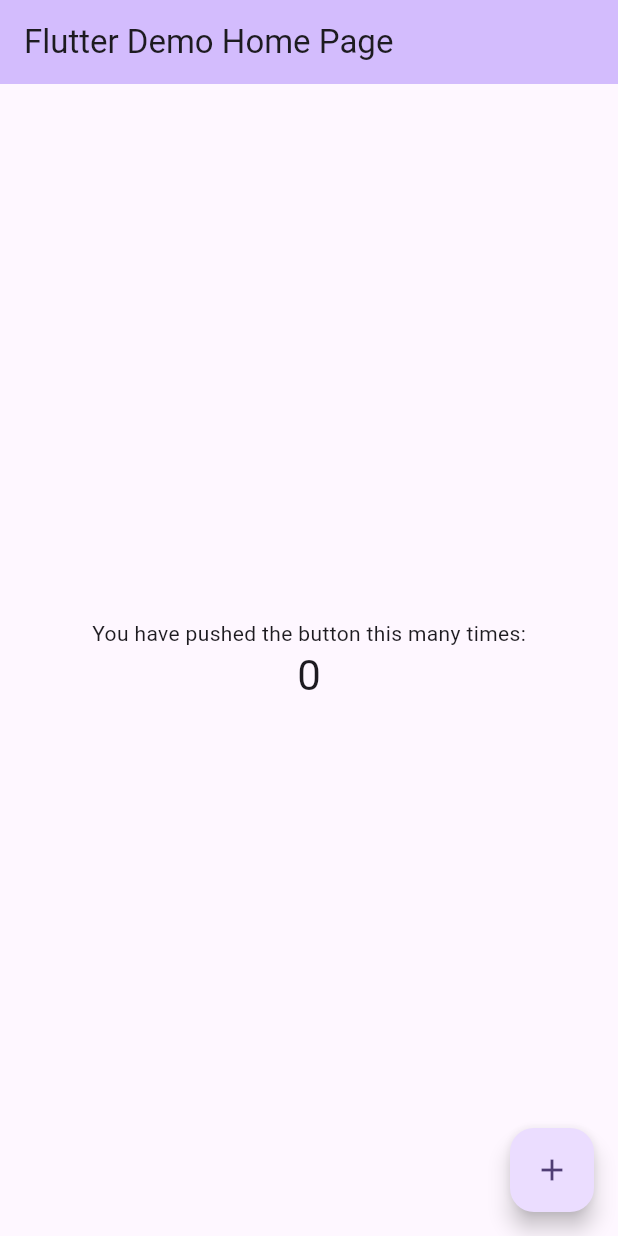
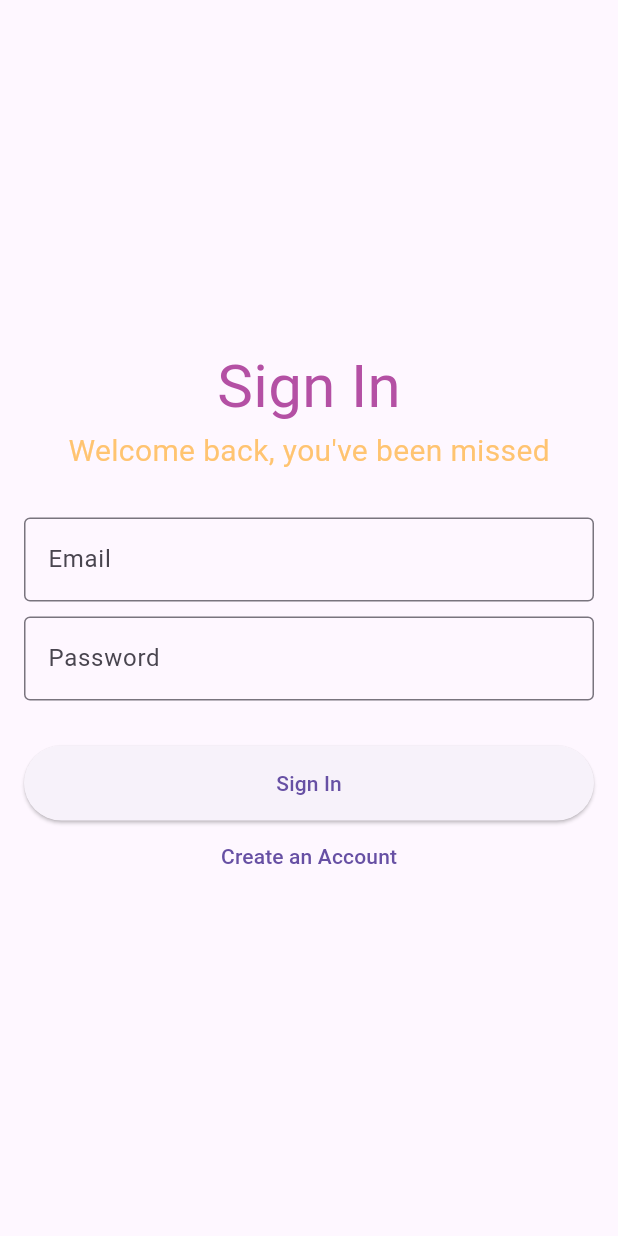
Before and after one commit to maheshbvv/maverickauth, a Flutter app: the screen it shows after launch, on a phone screen of 412 x 824 dp. Run offline on Flutter 3.47's test engine with Material 3 defaults, Android fonts, the phone set to English and light mode, and no system bars.

Commit message:
MaverickAuthForm-UI

```diff
--- /dev/null
+++ b/lib/components/auth_form.dart
@@ -0,0 +1,155 @@
+import 'package:flutter/material.dart';
+
+class MaverickAuthForm extends StatefulWidget {
+  const MaverickAuthForm({super.key});
+
+  @override
+  State<MaverickAuthForm> createState() => MaverickAuthFormState();
+}
+
+class MaverickAuthFormState extends State<MaverickAuthForm> {
+  @override
+  Widget build(BuildContext context) {
+    TextEditingController firstName = TextEditingController();
+    TextEditingController lastName = TextEditingController();
+    TextEditingController email = TextEditingController();
+    TextEditingController password = TextEditingController();
+    TextEditingController confirmPassword = TextEditingController();
+    bool onlyOnSignUp = false;
+
+    @override
+    @override
+    void initState() {
+      super.initState();
+      onlyOnSignUp = false;
+    }
+
+    return Scaffold(
+      body: Center(
+        child: SingleChildScrollView(
+          child: SizedBox(
+            width: 380,
+            child: Column(
+              mainAxisAlignment: MainAxisAlignment.center,
+              children: [
+                Visibility(
+                  visible: !onlyOnSignUp,
+                  child: Text(
+                    'Sign In',
+                    style: TextStyle(
+                        fontSize: 40,
+                        color:
+                            Theme.of(context).colorScheme.primary.withRed(180)),
+                  ),
+                ),
+                Visibility(
+                  visible: !onlyOnSignUp,
+                  child: Text(
+                    'Welcome back, you\'ve been missed',
+                    style: TextStyle(
+                        fontSize: 20,
+                        color: Theme.of(context).primaryColor.withOpacity(0.8)),
+                  ),
+                ),
+                Visibility(
+                  visible: onlyOnSignUp,
+                  child: Text(
+                    'Sign Up',
+                    style: TextStyle(
+                        fontSize: 40,
+                        color:
+                            Theme.of(context).colorScheme.primary.withRed(180)),
+                  ),
+                ),
+                Visibility(
+                  visible: onlyOnSignUp,
+                  child: Text(
+                    'Create your free account',
+                    style: TextStyle(
+                        fontSize: 20,
+                        color: Theme.of(context).primaryColor.withOpacity(0.8)),
+                  ),
+                ),
+                const SizedBox(
+                  height: 10,
+                ),
+                Visibility(
+                  visible: onlyOnSignUp,
+                  child: TextField(
+                    controller: firstName,
+                    decoration: const InputDecoration(
+                        border: OutlineInputBorder(),
+                        label: Text('First Name')),
+                  ),
+                ),
+                const SizedBox(height: 10),
+                Visibility(
+                  visible: onlyOnSignUp,
+                  child: TextField(
+                    controller: lastName,
+                    decoration: const InputDecoration(
+                        border: OutlineInputBorder(), label: Text('Last Name')),
+                  ),
+                ),
+                const SizedBox(height: 10),
+                TextField(
+                  controller: email,
+                  decoration: const InputDecoration(
+                      border: OutlineInputBorder(), label: Text('Email')),
+                ),
+                const SizedBox(height: 10),
+                TextField(
+                  controller: password,
+                  decoration: const InputDecoration(
+                      border: OutlineInputBorder(), label: Text('Password')),
+                ),
+                const SizedBox(height: 10),
+                Visibility(
+                  visible: onlyOnSignUp,
+                  child: TextField(
+                    controller: confirmPassword,
+                    decoration: const InputDecoration(
+                        border: OutlineInputBorder(),
+                        label: Text('Confirm Password')),
+                  ),
+                ),
+                const SizedBox(height: 10),
+                Visibility(
+                  visible: onlyOnSignUp,
+                  child: ElevatedButton(
+                    onPressed: () {},
+                    style: ElevatedButton.styleFrom(
+                      fixedSize: const Size(380, 50),
+                    ),
+                    child: const Text('Sign Up'),
+                  ),
+                ),
+                const SizedBox(height: 10),
+                Visibility(
+                  visible: !onlyOnSignUp,
+                  child: ElevatedButton(
+                    onPressed: () {},
+                    style: ElevatedButton.styleFrom(
+                      fixedSize: const Size(380, 50),
+                    ),
+                    child: const Text('Sign In'),
+                  ),
+                ),
+                TextButton(
+                  onPressed: () {
+                    setState(() {
+                      onlyOnSignUp = !onlyOnSignUp;
+                    });
+                  },
+                  child: onlyOnSignUp
+                      ? const Text('Already have an account? Sign In')
+                      : const Text('Create an Account'),
+                ),
+              ],
+            ),
+          ),
+        ),
+      ),
+    );
+  }
+}
--- /dev/null
+++ b/lib/cosmetics/theme.dart
@@ -0,0 +1,11 @@
+import 'package:flutter/material.dart';
+
+ThemeData lightTheme = ThemeData(
+  primarySwatch: Colors.orange,
+  primaryColor: Colors.orange.shade300,
+);
+
+ThemeData darkTheme = ThemeData(
+  primarySwatch: Colors.orange,
+  primaryColor: Colors.orange.shade900,
+);
--- a/lib/main.dart
+++ b/lib/main.dart
@@ -1,125 +1,28 @@
 import 'package:flutter/material.dart';
+import 'package:maverickauth/components/auth_form.dart';
+import 'package:maverickauth/cosmetics/theme.dart';
 
 void main() {
   runApp(const MyApp());
 }
 
-class MyApp extends StatelessWidget {
+class MyApp extends StatefulWidget {
   const MyApp({super.key});
 
-  // This widget is the root of your application.
+  @override
+  State<MyApp> createState() => _MyAppState();
+}
+
+class _MyAppState extends State<MyApp> {
   @override
   Widget build(BuildContext context) {
     return MaterialApp(
-      title: 'Flutter Demo',
-      theme: ThemeData(
-        // This is the theme of your application.
-        //
-        // TRY THIS: Try running your application with "flutter run". You'll see
-        // the application has a blue toolbar. Then, without quitting the app,
-        // try changing the seedColor in the colorScheme below to Colors.green
-        // and then invoke "hot reload" (save your changes or press the "hot
-        // reload" button in a Flutter-supported IDE, or press "r" if you used
-        // the command line to start the app).
-        //
-        // Notice that the counter didn't reset back to zero; the application
-        // state is not lost during the reload. To reset the state, use hot
-        // restart instead.
-        //
-        // This works for code too, not just values: Most code changes can be
-        // tested with just a hot reload.
-        colorScheme: ColorScheme.fromSeed(seedColor: Colors.deepPurple),
-        useMaterial3: true,
+      debugShowCheckedModeBanner: false,
+      theme: lightTheme,
+      darkTheme: darkTheme,
+      home: const Scaffold(
+        body: MaverickAuthForm(),
       ),
-      home: const MyHomePage(title: 'Flutter Demo Home Page'),
     );
   }
 }
-
-class MyHomePage extends StatefulWidget {
-  const MyHomePage({super.key, required this.title});
-
-  // This widget is the home page of your application. It is stateful, meaning
-  // that it has a State object (defined below) that contains fields that affect
-  // how it looks.
-
-  // This class is the configuration for the state. It holds the values (in this
-  // case the title) provided by the parent (in this case the App widget) and
-  // used by the build method of the State. Fields in a Widget subclass are
-  // always marked "final".
-
-  final String title;
-
-  @override
-  State<MyHomePage> createState() => _MyHomePageState();
-}
-
-class _MyHomePageState extends State<MyHomePage> {
-  int _counter = 0;
-
-  void _incrementCounter() {
-    setState(() {
-      // This call to setState tells the Flutter framework that something has
-      // changed in this State, which causes it to rerun the build method below
-      // so that the display can reflect the updated values. If we changed
-      // _counter without calling setState(), then the build method would not be
-      // called again, and so nothing would appear to happen.
-      _counter++;
-    });
-  }
-
-  @override
-  Widget build(BuildContext context) {
-    // This method is rerun every time setState is called, for instance as done
-    // by the _incrementCounter method above.
-    //
-    // The Flutter framework has been optimized to make rerunning build methods
-    // fast, so that you can just rebuild anything that needs updating rather
-    // than having to individually change instances of widgets.
-    return Scaffold(
-      appBar: AppBar(
-        // TRY THIS: Try changing the color here to a specific color (to
-        // Colors.amber, perhaps?) and trigger a hot reload to see the AppBar
-        // change color while the other colors stay the same.
-        backgroundColor: Theme.of(context).colorScheme.inversePrimary,
-        // Here we take the value from the MyHomePage object that was created by
-        // the App.build method, and use it to set our appbar title.
-        title: Text(widget.title),
-      ),
-      body: Center(
-        // Center is a layout widget. It takes a single child and positions it
-        // in the middle of the parent.
-        child: Column(
-          // Column is also a layout widget. It takes a list of children and
-          // arranges them vertically. By default, it sizes itself to fit its
-          // children horizontally, and tries to be as tall as its parent.
-          //
-          // Column has various properties to control how it sizes itself and
-          // how it positions its children. Here we use mainAxisAlignment to
-          // center the children vertically; the main axis here is the vertical
-          // axis because Columns are vertical (the cross axis would be
-          // horizontal).
-          //
-          // TRY THIS: Invoke "debug painting" (choose the "Toggle Debug Paint"
-          // action in the IDE, or press "p" in the console), to see the
-          // wireframe for each widget.
-          mainAxisAlignment: MainAxisAlignment.center,
-          children: <Widget>[
-            const Text(
-              'You have pushed the button this many times:',
-            ),
-            Text(
-              '$_counter',
-              style: Theme.of(context).textTheme.headlineMedium,
-            ),
-          ],
-        ),
-      ),
-      floatingActionButton: FloatingActionButton(
-        onPressed: _incrementCounter,
-        tooltip: 'Increment',
-        child: const Icon(Icons.add),
-      ), // This trailing comma makes auto-formatting nicer for build methods.
-    );
-  }
-}
```
